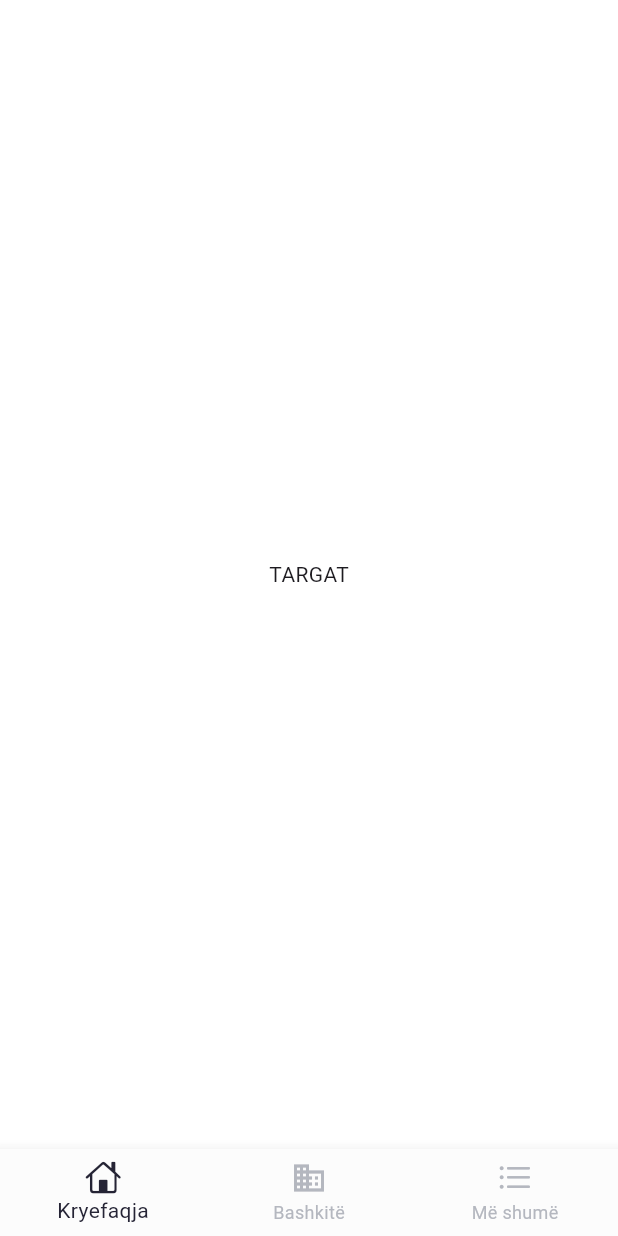
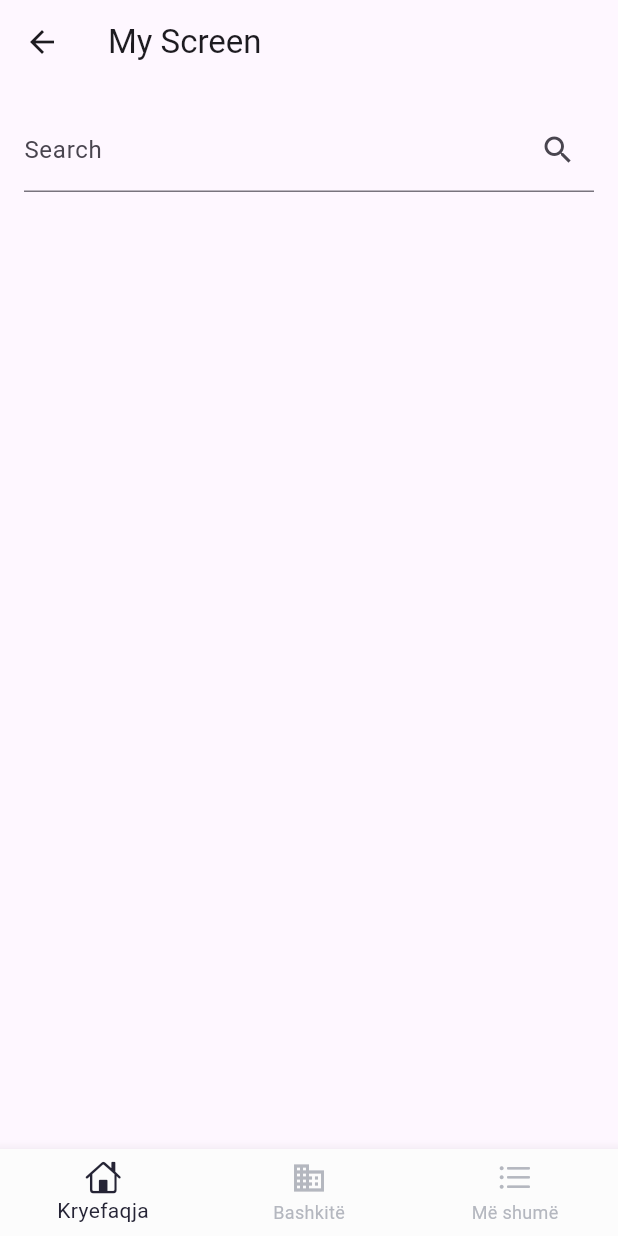
Before and after one commit to kleviss/integritet-zgjedhor-app, a Flutter app: the screen it shows after launch, after a tap on "Targat", on a phone screen of 412 x 824 dp. Run offline on Flutter 3.47's test engine with Material 2 defaults, Android fonts, the phone set to English and light mode, and no system bars; our stand-ins replace go_router.

Commit message:
🍀 simple within screen search page

```diff
--- a/lib/config/app_router.dart
+++ b/lib/config/app_router.dart
@@ -4,6 +4,7 @@ import 'package:integriteti_zgjedhor_app/screens/home_screen.dart';
 import 'package:flutter/material.dart';
 import 'package:go_router/go_router.dart';
 import 'package:integriteti_zgjedhor_app/screens/more_screen.dart';
+import 'package:integriteti_zgjedhor_app/screens/my_screen.dart';
 import 'package:integriteti_zgjedhor_app/screens/root_screen.dart';
 import 'package:integriteti_zgjedhor_app/screens/scaffold_with_bottom_nav.dart';
 import 'package:integriteti_zgjedhor_app/screens/targat_screen.dart';
@@ -31,7 +32,7 @@ final goRouter = GoRouter(
         ),
         GoRoute(
           path: '/targat',
-          builder: (context, state) => const DetailsScreen(label: 'TARGAT'),
+          builder: (context, state) => const MyScreen(),
         ),
         GoRoute(
           path: '/shkelesit',
--- a/lib/screens/home_screen.dart
+++ b/lib/screens/home_screen.dart
@@ -24,7 +24,7 @@ class HomeScreen extends StatelessWidget {
           children: <Widget>[
             EmojiText(),
             const SizedBox(height: 20),
-            const SearchInput(),
+            //const SearchInput(),
             const CategoryTitle(lT: 'Kategoritë', rT: 'Të gjitha'),
             const CategoriesSection(),
             //const CategoryTitle(lT: 'Kontrollo', rT: 'Më shumë'),
--- /dev/null
+++ b/lib/screens/my_screen.dart
@@ -0,0 +1,117 @@
+import 'dart:convert';
+import 'package:flutter/material.dart';
+import 'package:http/http.dart' as http;
+
+class MyScreen extends StatefulWidget {
+  const MyScreen({Key? key}) : super(key: key);
+
+  @override
+  _MyScreenState createState() => _MyScreenState();
+}
+
+class _MyScreenState extends State<MyScreen> {
+  final _searchController = TextEditingController();
+  bool _searchSuccessful = false;
+  List _filteredData = [];
+
+  Future<List> _fetchData() async {
+    final response =
+        await http.get(Uri.parse('https://jsonplaceholder.typicode.com/users'));
+    if (response.statusCode == 200) {
+      final jsonData = jsonDecode(response.body);
+      print(jsonData);
+      return jsonData;
+    } else {
+      throw Exception('Failed to fetch data');
+    }
+  }
+
+  _submitSearch(value) async {
+    final data = await _fetchData();
+    print('data: $data');
+    final filteredData = data
+        .where(
+            (item) => item['name'].toLowerCase().contains(value.toLowerCase()))
+        .toList();
+    print('filteredData: $filteredData');
+    setState(() {
+      _searchSuccessful = true;
+      _filteredData = filteredData;
+    });
+  }
+
+  @override
+  void dispose() {
+    _searchController.dispose();
+    super.dispose();
+  }
+
+  @override
+  Widget build(BuildContext context) {
+    return Scaffold(
+      appBar: AppBar(
+        title: const Text('My Screen'),
+      ),
+      body: SingleChildScrollView(
+        child: Column(
+          crossAxisAlignment: CrossAxisAlignment.stretch,
+          children: [
+            Container(
+              padding: const EdgeInsets.all(16.0),
+              child: TextField(
+                controller: _searchController,
+                decoration: InputDecoration(
+                  labelText: 'Search',
+                  suffixIcon: IconButton(
+                    icon: const Icon(Icons.search),
+                    onPressed: () => _submitSearch(_searchController.text),
+                  ),
+                ),
+              ),
+            ),
+            if (_searchSuccessful && _filteredData.isNotEmpty)
+              Container(
+                padding: const EdgeInsets.all(16.0),
+                child: Column(
+                  crossAxisAlignment: CrossAxisAlignment.start,
+                  children: [
+                    const Text(
+                      'Search Results',
+                      style: TextStyle(
+                        fontSize: 24.0,
+                        fontWeight: FontWeight.bold,
+                      ),
+                    ),
+                    const SizedBox(height: 16.0),
+                    ListView.builder(
+                      shrinkWrap: true,
+                      physics: const NeverScrollableScrollPhysics(),
+                      itemCount: _filteredData.length,
+                      itemBuilder: (context, index) {
+                        final item = _filteredData[index];
+                        return ListTile(
+                          title: Text(item['name']),
+                          subtitle: Text(item['email']),
+                        );
+                      },
+                    ),
+                  ],
+                ),
+              ),
+            if (_searchSuccessful && _filteredData.isEmpty)
+              Container(
+                padding: const EdgeInsets.all(16.0),
+                child: Text(
+                  'No results found for "${_searchController.text}"',
+                  style: TextStyle(
+                    fontSize: 16.0,
+                    color: Colors.grey.shade700,
+                  ),
+                ),
+              ),
+          ],
+        ),
+      ),
+    );
+  }
+}
--- a/lib/widgets/my_app_bar.dart
+++ b/lib/widgets/my_app_bar.dart
@@ -23,18 +23,22 @@ class MyAppBar extends StatelessWidget with PreferredSizeWidget {
                 'Misioni Kombëtar për',
                 style: TextStyle(
                   color: kFontLight,
-                  fontSize: 14,
+                  fontSize: 13,
                   fontWeight: FontWeight.normal,
+                  overflow: TextOverflow.fade,
                 ),
+                maxLines: 1,
               ),
               SizedBox(width: 5),
               Text(
                 'Integritet Zgjedhor',
                 style: TextStyle(
                   color: kFontLight,
-                  fontSize: 14,
+                  fontSize: 13,
                   fontWeight: FontWeight.bold,
+                  overflow: TextOverflow.fade,
                 ),
+                maxLines: 1,
               ),
             ],
           ),
--- a/pubspec.yaml
+++ b/pubspec.yaml
@@ -36,6 +36,7 @@ dependencies:
   # Use with the CupertinoIcons class for iOS style icons.
   cupertino_icons: ^1.0.2
   go_router: ^5.1.10
+  http: ^0.13.5
 
 dev_dependencies:
   flutter_launcher_icons: ^0.12.0
```
Also changed, not shown: lib/widgets/search_input.dart (+17 -5 lines), pubspec.lock.
